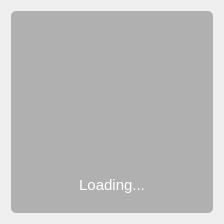
This is src/qt/forms/loadingwin.ui in MassGrid/MassGrid as Qt 5 draws it before an edit. The edited form follows.
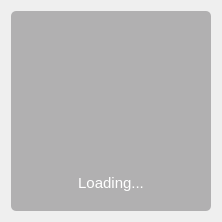
This is the edited form. Icons and pictures are not drawn.

Diff of the .ui file:
```diff
--- a/src/qt/forms/loadingwin.ui
+++ b/src/qt/forms/loadingwin.ui
@@ -6,8 +6,8 @@
    <rect>
     <x>0</x>
     <y>0</y>
-    <width>224</width>
-    <height>224</height>
+    <width>222</width>
+    <height>222</height>
    </rect>
   </property>
   <property name="windowTitle">
@@ -78,8 +78,8 @@
             </property>
             <property name="maximumSize">
              <size>
-              <width>80</width>
-              <height>80</height>
+              <width>16777215</width>
+              <height>16777215</height>
              </size>
             </property>
             <property name="styleSheet">
```
